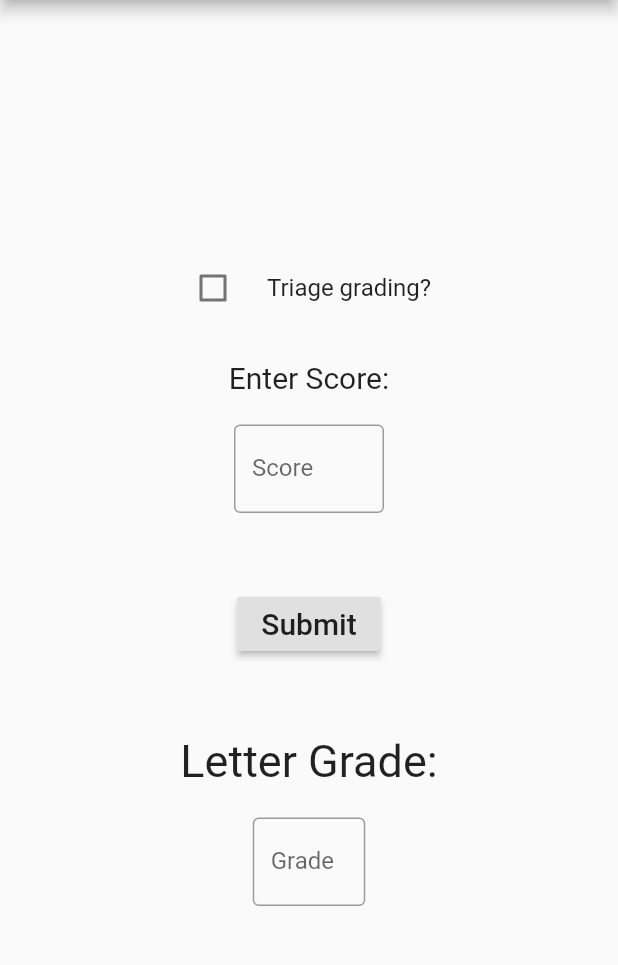
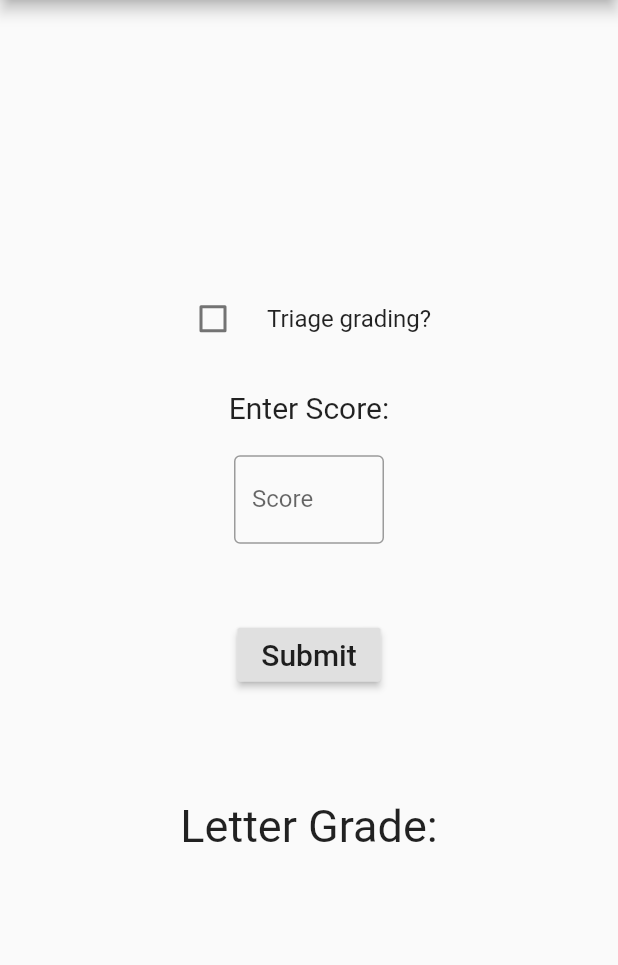
Before and after one commit to bsu-hci/P1-Letter-Grade-Calculator, a Flutter app: the screen it shows after launch, after a tap on "Submit", on a phone screen of 412 x 824 dp, the part 84-1049 px from its top. Run offline on Flutter 3.47's test engine with Material 2 defaults, Android fonts, the phone set to English and light mode, and no system bars.

Commit message:
Update accessibility features

```diff
--- a/lib/main.dart
+++ b/lib/main.dart
@@ -27,28 +27,27 @@ class MyHomePage extends StatefulWidget {
 }
 
 class _MyHomePageState extends State<MyHomePage> {
+  String errorMessage = "";
+  String grade = "";
   TextEditingController scoreTextField = new TextEditingController();
   TextEditingController totalPointsTextField = new TextEditingController();
-  TextEditingController letterGradeTextField = new TextEditingController();
   bool _isTriage = false;
 
   void _calcGrade() {
     double score = 0;
     setState(() {
-      if (!_isTriage) {
-        score = double.parse(scoreTextField.text);
-      } else {
-        score = double.parse(scoreTextField.text) / 100;
-      }
-
-      String letterGrade = getLetterGrade(score);
-      letterGradeTextField.text = letterGrade;
+      errorMessage = "";
+      score = double.parse(scoreTextField.text);
+      grade = getLetterGrade(score);
     });
   }
 
   String getLetterGrade(double score) {
     if (!_isTriage) {
-      if (score > 89.0) {
+      if (score > 100.0) {
+        errorMessage =
+            "Error: Score is too high, enter a value between 0 and 100.";
+      } else if (score > 89.0) {
         return "A";
       } else if (score > 79.0) {
         return "B";
@@ -56,11 +55,17 @@ class _MyHomePageState extends State<MyHomePage> {
         return "C";
       } else if (score > 59.0) {
         return "D";
+      } else if (score > 0.00) {
+        return "F";
       } else {
-        return "F";
+        errorMessage =
+            "Error: Score is too low, enter a value between 0 and 100.";
       }
     } else {
-      if (score > (17 / 18)) {
+      if (score > 1) {
+        errorMessage =
+            "Error: Score is too high, enter a value between 0 and 1.";
+      } else if (score > (17 / 18)) {
         return "A";
       } else if (score > (5 / 6)) {
         return "B";
@@ -72,6 +77,7 @@ class _MyHomePageState extends State<MyHomePage> {
         return "F";
       }
     }
+    return "";
   }
 
   @override
@@ -121,27 +127,11 @@ class _MyHomePageState extends State<MyHomePage> {
               onPressed: _calcGrade,
               child: const Text('Submit', style: TextStyle(fontSize: 20)),
             ),
+            Text(errorMessage, style: TextStyle(fontSize: 20)),
             const SizedBox(height: 50),
             Text('Letter Grade:', style: TextStyle(fontSize: 30)),
-            Container(
-              margin: const EdgeInsets.all(20.0),
-              width: 75.0,
-              child: new Row(
-                mainAxisAlignment: MainAxisAlignment.spaceEvenly,
-                children: <Widget>[
-                  new Flexible(
-                    child: TextField(
-                      controller: letterGradeTextField,
-                      readOnly: true,
-                      decoration: InputDecoration(
-                        border: OutlineInputBorder(),
-                        labelText: 'Grade',
-                      ),
-                    ),
-                  ),
-                ],
-              ),
-            ),
+            Text(grade,
+                style: TextStyle(fontSize: 30, fontWeight: FontWeight.bold))
           ],
         ),
       ),
```
Also changed, not shown: 1 other file.
